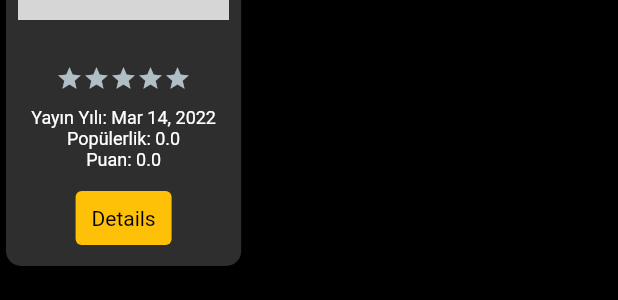
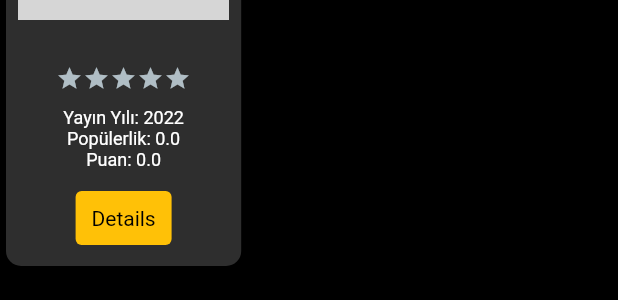
Before and after one commit to tnhnyldz/moviedb_api_app, a Flutter app: the HorizontalWidget widget shown alone on an empty page, opened directly with empty values, on a phone screen of 412 x 824 dp. Shown: the part 178-478 px from the top of the screen. Run offline on Flutter 3.47's test engine with Material 2 defaults, Android fonts, the phone set to English and light mode, and no system bars; drawn by our look-alikes of flutter_rating_bar; our stand-ins replace dio, google_fonts, skeletons; missing offline and left inert: tmdb_api; network calls fail; grey boxes are pictures that could not be loaded.

Commit message:
year degısıklıgı

```diff
--- a/lib/screens/Widgets/popularRow.dart
+++ b/lib/screens/Widgets/popularRow.dart
@@ -80,7 +80,7 @@ class _HorizontalWidgetState extends State<HorizontalWidget> {
                     //Icon(Icons.star_border_outlined),
                     Text(
                       "Yayın Yılı: " +
-                          DateFormat.yMMMd().format(
+                          DateFormat.y().format(
                             DateTime.parse(
                               currentMovie.releaseDate.toString(),
                             ),
```
